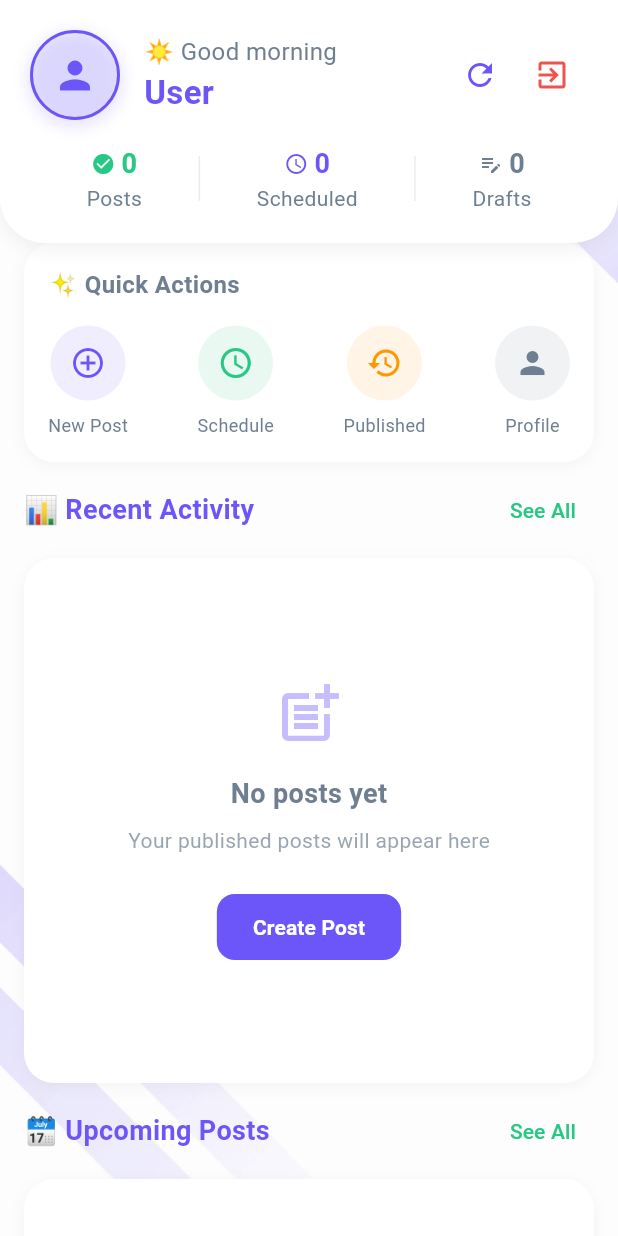
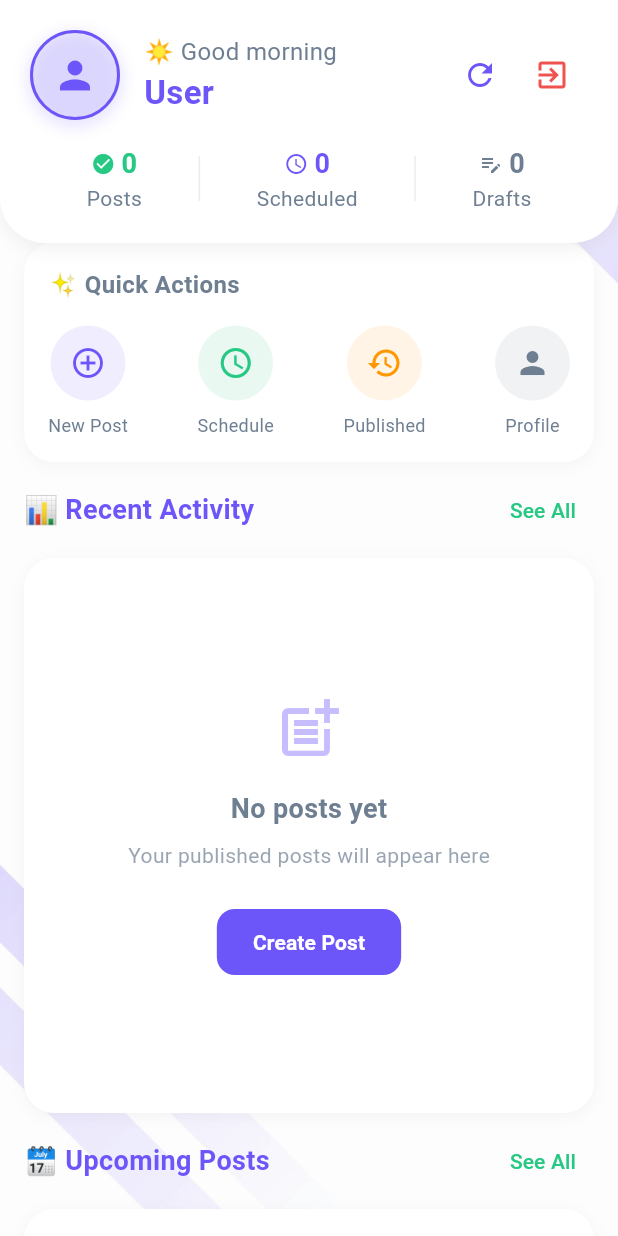
Before and after one commit to YuvalArbel1/Vouse, a Flutter app: the HomeScreen screen opened directly, on a phone screen of 412 x 824 dp. Run offline on Flutter 3.47's test engine with Material 3 defaults, Android fonts, the phone set to English and light mode, and no system bars; our stand-ins replace dio, firebase_auth, firebase_core, firebase_messaging, firebase_storage, firebase_vertexai and 14 more; missing offline and left inert: flutter_appauth, photo_manager; accounts and stored records are empty; generated files the repository leaves out were written again.

Commit message:
Fixing last bugs

```diff
--- a/vouse_flutter/lib/presentation/screens/home/home_screen.dart
+++ b/vouse_flutter/lib/presentation/screens/home/home_screen.dart
@@ -461,7 +461,7 @@ class _HomeScreenState extends ConsumerState<HomeScreen>
   /// Builds the recent posts section with Consumer for reactive updates
   Widget _buildRecentPostsSection() {
     return SizedBox(
-      height: 350,
+      height: 370,
       child: Consumer(
         builder: (context, ref, child) {
           final recentPosts = ref
@@ -497,7 +497,7 @@ class _HomeScreenState extends ConsumerState<HomeScreen>
   /// Builds the upcoming posts section with Consumer for reactive updates
   Widget _buildUpcomingPostsSection() {
     return SizedBox(
-      height: 350,
+      height: 370,
       child: Consumer(
         builder: (context, ref, child) {
           final upcomingPosts = ref.watch(
```
